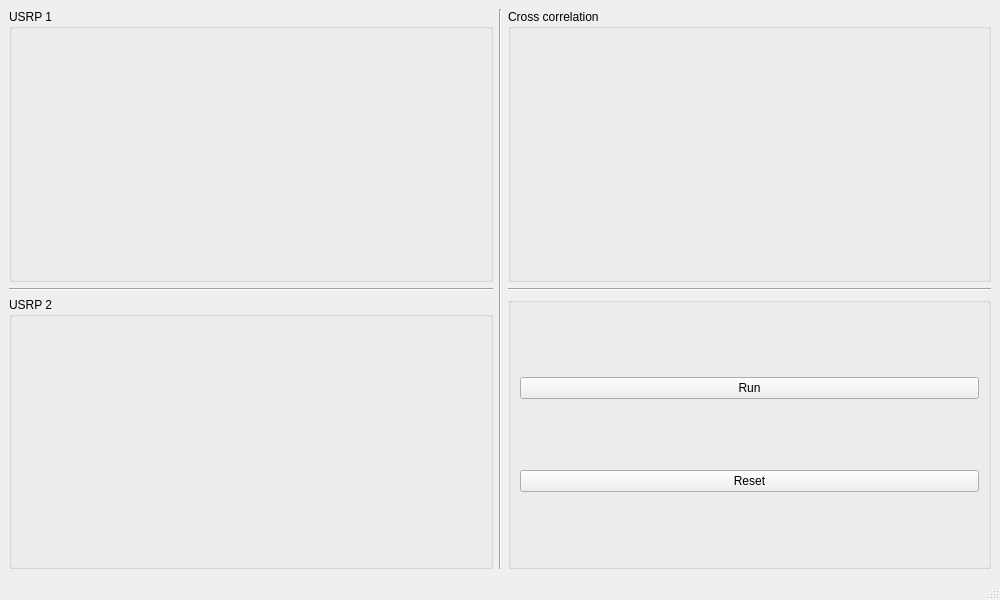
rwth-ti/gr-localization, file python/main_window.ui: the form before one commit.
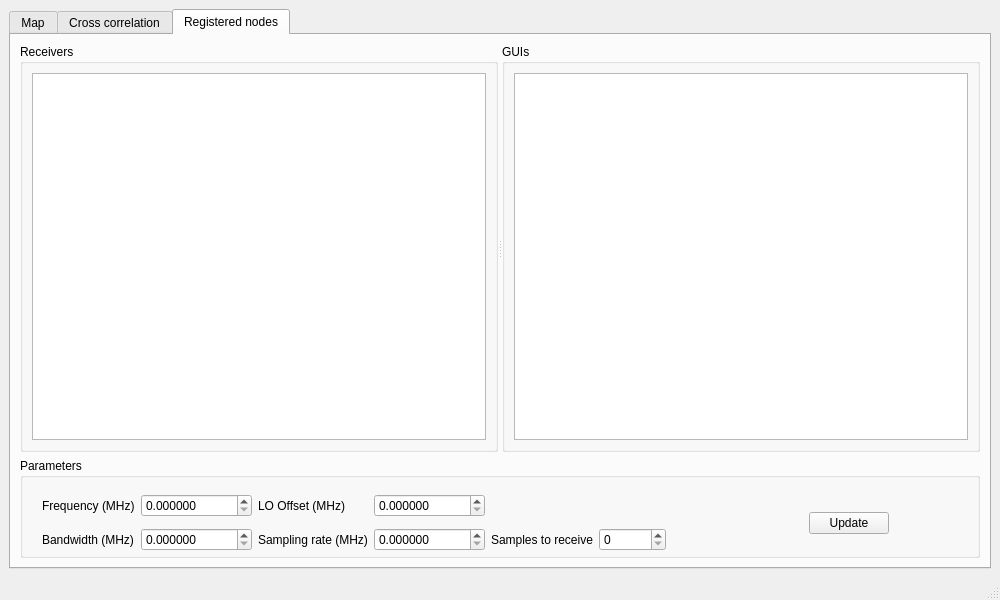
The form after the commit. The open tabs and pages were chosen to show the change. Custom widgets are drawn as their Qt base class.

```diff
--- a/python/main_window.ui
+++ b/python/main_window.ui
@@ -20,15 +20,30 @@
    <string>USRP Sync Example</string>
   </property>
   <widget class="QWidget" name="centralwidget">
-   <layout class="QGridLayout" name="gridLayout">
+   <layout class="QVBoxLayout" name="verticalLayout_5">
+    <item>
+     <widget class="QTabWidget" name="tabWidget">
+      <property name="currentIndex">
+       <number>1</number>
+      </property>
+      <widget class="QWidget" name="tab_1">
+       <attribute name="title">
+        <string>Map</string>
+       </attribute>
+      </widget>
+      <widget class="QWidget" name="tab_2">
+       <attribute name="title">
+        <string>Cross correlation</string>
+       </attribute>
+       <layout class="QGridLayout" name="gridLayout_2">
     <item row="0" column="0">
      <widget class="QGroupBox" name="groupBox">
       <property name="title">
-       <string>USRP 1</string>
+           <string>Receiver 1</string>
       </property>
       <layout class="QVBoxLayout" name="verticalLayout_3">
        <item>
-        <widget class="QwtPlot" name="qwtPlotUsrp1">
+            <widget class="QwtPlot" name="qwtPlotReceiver1">
          <property name="minimumSize">
           <size>
            <width>0</width>
@@ -76,11 +91,11 @@
     <item row="2" column="0">
      <widget class="QGroupBox" name="groupBox_2">
       <property name="title">
-       <string>USRP 2</string>
+           <string>Receiver 2</string>
       </property>
       <layout class="QVBoxLayout" name="verticalLayout_4">
        <item>
-        <widget class="QwtPlot" name="qwtPlotUsrp2">
+            <widget class="QwtPlot" name="qwtPlotReceiver2">
          <property name="minimumSize">
           <size>
            <width>0</width>
@@ -100,15 +115,51 @@
       <property name="alignment">
        <set>Qt::AlignLeading|Qt::AlignLeft|Qt::AlignVCenter</set>
       </property>
+          <layout class="QGridLayout" name="gridLayout_6">
+           <item row="0" column="0">
+            <widget class="QGroupBox" name="groupBox_8">
+             <property name="sizePolicy">
+              <sizepolicy hsizetype="Preferred" vsizetype="Fixed">
+               <horstretch>0</horstretch>
+               <verstretch>0</verstretch>
+              </sizepolicy>
+             </property>
+             <property name="title">
+              <string>Receiver 1</string>
+             </property>
       <layout class="QVBoxLayout" name="verticalLayout_2">
        <item>
+               <widget class="QComboBox" name="comboBoxReceiver1"/>
+              </item>
+             </layout>
+            </widget>
+           </item>
+           <item row="0" column="1">
         <widget class="QPushButton" name="pushButtonRunReceivers">
          <property name="text">
           <string>Run</string>
          </property>
         </widget>
        </item>
+           <item row="1" column="0">
+            <widget class="QGroupBox" name="groupBox_9">
+             <property name="sizePolicy">
+              <sizepolicy hsizetype="Preferred" vsizetype="Fixed">
+               <horstretch>0</horstretch>
+               <verstretch>0</verstretch>
+              </sizepolicy>
+             </property>
+             <property name="title">
+              <string>Receiver 2</string>
+             </property>
+             <layout class="QVBoxLayout" name="verticalLayout_6">
        <item>
+               <widget class="QComboBox" name="comboBoxReceiver2"/>
+              </item>
+             </layout>
+            </widget>
+           </item>
+           <item row="1" column="1">
         <widget class="QPushButton" name="pushButtonResetReceivers">
          <property name="text">
           <string>Reset</string>
@@ -116,6 +167,254 @@
         </widget>
        </item>
       </layout>
+         </widget>
+        </item>
+       </layout>
+      </widget>
+      <widget class="QWidget" name="tab_3">
+       <attribute name="title">
+        <string>Registered nodes</string>
+       </attribute>
+       <layout class="QGridLayout" name="gridLayout_5">
+        <item row="0" column="0">
+         <widget class="QSplitter" name="splitter">
+          <property name="orientation">
+           <enum>Qt::Horizontal</enum>
+          </property>
+          <widget class="QGroupBox" name="groupBox_5">
+           <property name="title">
+            <string>Receivers</string>
+           </property>
+           <layout class="QGridLayout" name="gridLayout_3">
+            <item row="0" column="0">
+             <widget class="QTableView" name="tableViewReceivers">
+              <property name="autoFillBackground">
+               <bool>false</bool>
+              </property>
+             </widget>
+            </item>
+           </layout>
+          </widget>
+          <widget class="QGroupBox" name="groupBox_6">
+           <property name="title">
+            <string>GUIs</string>
+           </property>
+           <layout class="QGridLayout" name="gridLayout_4">
+            <item row="0" column="0">
+             <widget class="QTableView" name="tableViewGuis">
+              <property name="autoFillBackground">
+               <bool>false</bool>
+              </property>
+             </widget>
+            </item>
+           </layout>
+          </widget>
+         </widget>
+        </item>
+        <item row="1" column="0">
+         <widget class="QGroupBox" name="groupBox_7">
+          <property name="maximumSize">
+           <size>
+            <width>16777215</width>
+            <height>100</height>
+           </size>
+          </property>
+          <property name="title">
+           <string>Parameters</string>
+          </property>
+          <widget class="QWidget" name="layoutWidget">
+           <property name="geometry">
+            <rect>
+             <x>22</x>
+             <y>31</y>
+             <width>847</width>
+             <height>68</height>
+            </rect>
+           </property>
+           <layout class="QHBoxLayout" name="horizontalLayout_3">
+            <item>
+             <layout class="QGridLayout" name="gridLayout">
+              <item row="0" column="0">
+               <layout class="QHBoxLayout" name="horizontalLayout">
+                <item>
+                 <widget class="QLabel" name="label_9">
+                  <property name="sizePolicy">
+                   <sizepolicy hsizetype="Preferred" vsizetype="Preferred">
+                    <horstretch>0</horstretch>
+                    <verstretch>0</verstretch>
+                   </sizepolicy>
+                  </property>
+                  <property name="text">
+                   <string>Frequency (MHz)</string>
+                  </property>
+                 </widget>
+                </item>
+                <item>
+                 <widget class="QDoubleSpinBox" name="frequencySpin">
+                  <property name="sizePolicy">
+                   <sizepolicy hsizetype="Fixed" vsizetype="Fixed">
+                    <horstretch>0</horstretch>
+                    <verstretch>0</verstretch>
+                   </sizepolicy>
+                  </property>
+                  <property name="keyboardTracking">
+                   <bool>false</bool>
+                  </property>
+                  <property name="decimals">
+                   <number>6</number>
+                  </property>
+                  <property name="maximum">
+                   <double>999999999.000000000000000</double>
+                  </property>
+                 </widget>
+                </item>
+               </layout>
+              </item>
+              <item row="0" column="1">
+               <layout class="QHBoxLayout" name="horizontalLayout_10">
+                <item>
+                 <widget class="QLabel" name="label_10">
+                  <property name="text">
+                   <string>LO Offset (MHz)</string>
+                  </property>
+                 </widget>
+                </item>
+                <item>
+                 <widget class="QDoubleSpinBox" name="loOffsetSpin">
+                  <property name="sizePolicy">
+                   <sizepolicy hsizetype="Fixed" vsizetype="Fixed">
+                    <horstretch>0</horstretch>
+                    <verstretch>0</verstretch>
+                   </sizepolicy>
+                  </property>
+                  <property name="keyboardTracking">
+                   <bool>false</bool>
+                  </property>
+                  <property name="decimals">
+                   <number>6</number>
+                  </property>
+                  <property name="maximum">
+                   <double>999999999.000000000000000</double>
+                  </property>
+                 </widget>
+                </item>
+               </layout>
+              </item>
+              <item row="1" column="0">
+               <layout class="QHBoxLayout" name="horizontalLayout_2">
+                <item>
+                 <widget class="QLabel" name="label_5">
+                  <property name="text">
+                   <string>Bandwidth (MHz)</string>
+                  </property>
+                 </widget>
+                </item>
+                <item>
+                 <widget class="QDoubleSpinBox" name="bwSpin">
+                  <property name="sizePolicy">
+                   <sizepolicy hsizetype="Fixed" vsizetype="Fixed">
+                    <horstretch>0</horstretch>
+                    <verstretch>0</verstretch>
+                   </sizepolicy>
+                  </property>
+                  <property name="keyboardTracking">
+                   <bool>false</bool>
+                  </property>
+                  <property name="decimals">
+                   <number>6</number>
+                  </property>
+                  <property name="maximum">
+                   <double>999999999.000000000000000</double>
+                  </property>
+                 </widget>
+                </item>
+               </layout>
+              </item>
+              <item row="1" column="1">
+               <layout class="QHBoxLayout" name="horizontalLayout_7">
+                <item>
+                 <widget class="QLabel" name="label_7">
+                  <property name="text">
+                   <string>Sampling rate (MHz)</string>
+                  </property>
+                 </widget>
+                </item>
+                <item>
+                 <widget class="QDoubleSpinBox" name="sampRateSpin">
+                  <property name="sizePolicy">
+                   <sizepolicy hsizetype="Fixed" vsizetype="Fixed">
+                    <horstretch>0</horstretch>
+                    <verstretch>0</verstretch>
+                   </sizepolicy>
+                  </property>
+                  <property name="keyboardTracking">
+                   <bool>false</bool>
+                  </property>
+                  <property name="decimals">
+                   <number>6</number>
+                  </property>
+                  <property name="maximum">
+                   <double>999999999.000000000000000</double>
+                  </property>
+                 </widget>
+                </item>
+               </layout>
+              </item>
+              <item row="1" column="2">
+               <layout class="QHBoxLayout" name="horizontalLayout_8">
+                <item>
+                 <widget class="QLabel" name="label_8">
+                  <property name="text">
+                   <string>Samples to receive</string>
+                  </property>
+                 </widget>
+                </item>
+                <item>
+                 <widget class="QSpinBox" name="samplesToReceiveSpin">
+                  <property name="sizePolicy">
+                   <sizepolicy hsizetype="Fixed" vsizetype="Fixed">
+                    <horstretch>0</horstretch>
+                    <verstretch>0</verstretch>
+                   </sizepolicy>
+                  </property>
+                  <property name="keyboardTracking">
+                   <bool>false</bool>
+                  </property>
+                  <property name="maximum">
+                   <number>999999999</number>
+                  </property>
+                 </widget>
+                </item>
+               </layout>
+              </item>
+             </layout>
+            </item>
+            <item>
+             <spacer name="horizontalSpacer">
+              <property name="orientation">
+               <enum>Qt::Horizontal</enum>
+              </property>
+              <property name="sizeHint" stdset="0">
+               <size>
+                <width>40</width>
+                <height>20</height>
+               </size>
+              </property>
+             </spacer>
+            </item>
+            <item>
+             <widget class="QPushButton" name="pushButtonUpdate">
+              <property name="text">
+               <string>Update</string>
+              </property>
+             </widget>
+            </item>
+           </layout>
+          </widget>
+         </widget>
+        </item>
+       </layout>
+      </widget>
      </widget>
     </item>
    </layout>
```
Lines whose indentation alone changed are shown as unchanged.
